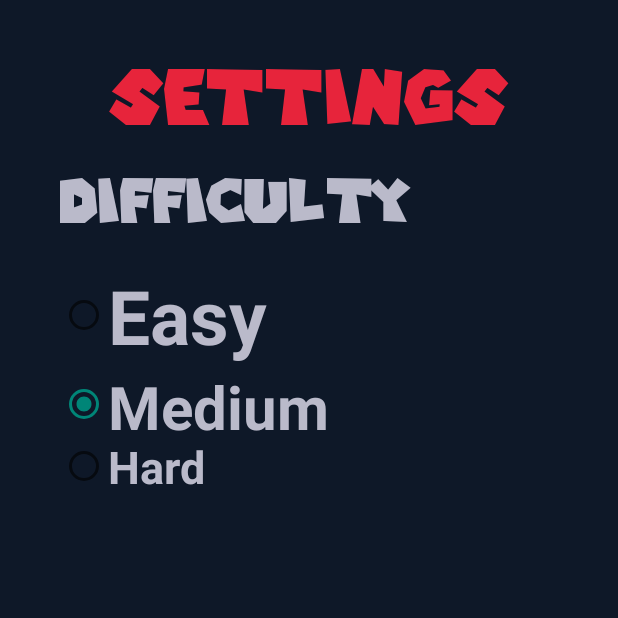
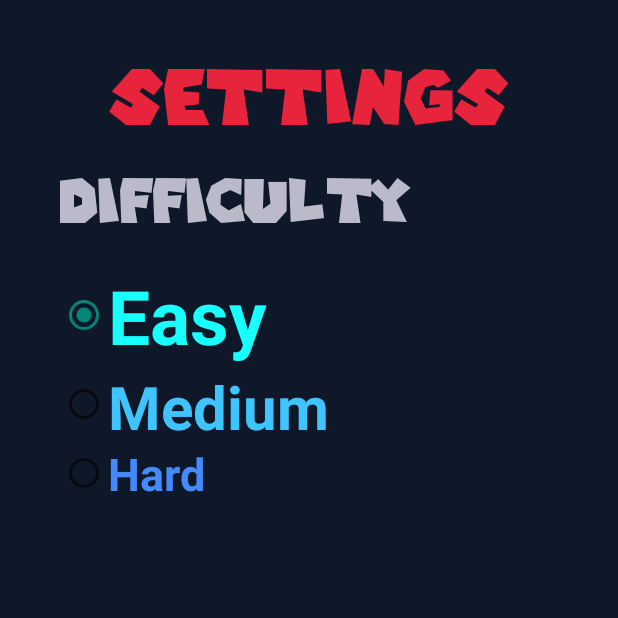
Before and after one commit to sumeshpandit/Tetris, an Android app: the SettingsActivity screen opened directly, with no data from a screen before it, on a phone screen of 412 x 824 dp, the top half of it. Run offline under Robolectric (Android 15) with nearby library versions, the phone set to English and light mode, and no system bars.

Commit message:
aligned text in settings activity

```diff
--- a/app/src/main/java/com/sumesh_pandit/tetris/SettingsActivity.kt
+++ b/app/src/main/java/com/sumesh_pandit/tetris/SettingsActivity.kt
@@ -14,7 +14,7 @@ class SettingsActivity : AppCompatActivity() {
         setContentView(R.layout.activity_settings)
 
         val settings = getSharedPreferences(PREFS, Context.MODE_PRIVATE)
-        val speed = settings.getLong("speed", 200L)
+        val speed = settings.getLong("speed", 300L)
 
         if (speed == 100L)
             rdGameMode.check(d3.id)
--- a/app/src/main/res/layout/activity_home.xml
+++ b/app/src/main/res/layout/activity_home.xml
@@ -8,9 +8,6 @@
     android:padding="18pt"
     tools:context=".HomeActivity">
 
-    <!-- The primary full-screen view. This can be replaced with whatever view
-         is needed to present your content, e.g. VideoView, SurfaceView,
-         TextureView, etc. -->
 
     <LinearLayout
         android:layout_width="match_parent"
--- a/app/src/main/res/layout/activity_settings.xml
+++ b/app/src/main/res/layout/activity_settings.xml
@@ -41,37 +41,40 @@
         <RadioGroup
             android:id="@+id/rdGameMode"
             android:layout_width="match_parent"
-            android:layout_height="114dp">
+            android:layout_height="180dp">
 
             <RadioButton
                 android:id="@+id/d1"
                 android:layout_width="match_parent"
                 android:layout_height="wrap_content"
+                android:checked="true"
                 android:text="Easy"
                 android:textSize="50sp"
-                android:textColor="#babaca"
+                android:textColor="#18FFFF"
                 android:textStyle="bold" />
 
             <RadioButton
                 android:id="@+id/d2"
                 android:layout_width="match_parent"
                 android:layout_height="51dp"
-                android:checked="true"
                 android:text="Medium"
-                android:textColor="#babaca"
+                android:textColor="#40C4FF"
                 android:textSize="40sp"
+                android:textStyle="bold" />
+
+            <RadioButton
+                android:id="@+id/d3"
+                android:layout_width="match_parent"
+                android:layout_height="wrap_content"
+                android:text="Hard"
+                android:layout_gravity="bottom"
+                android:textColor="#448AFF"
+                android:textSize="30sp"
                 android:textStyle="bold" />
 
         </RadioGroup>
 
-        <RadioButton
-            android:id="@+id/d3"
-            android:layout_width="match_parent"
-            android:layout_height="wrap_content"
-            android:text="Hard"
-            android:textColor="#babaca"
-            android:textSize="30sp"
-            android:textStyle="bold" />
+
 
     </LinearLayout>
 </androidx.constraintlayout.widget.ConstraintLayout>
```
